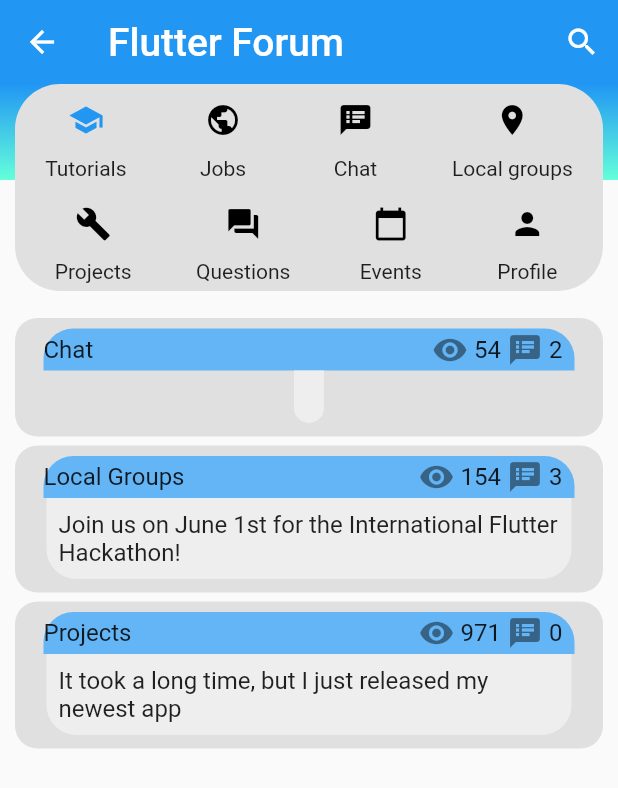
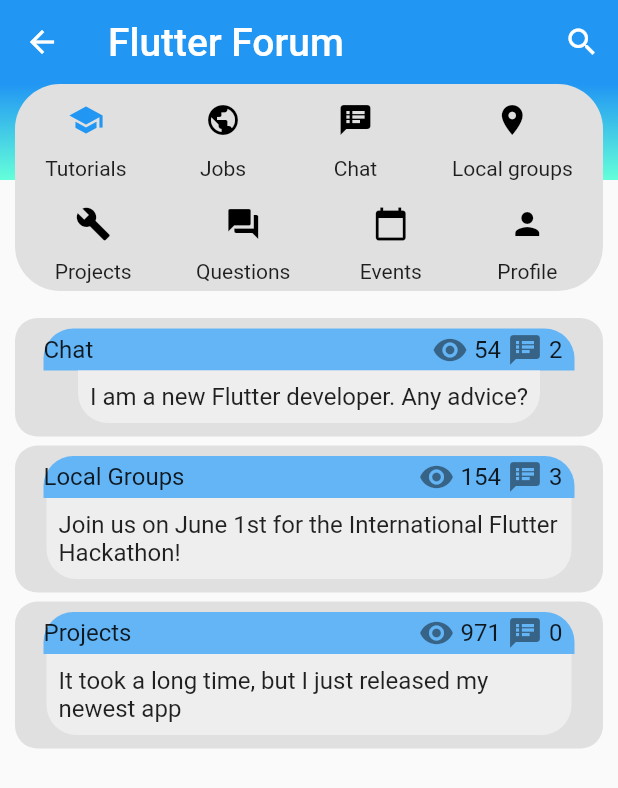
Before and after one commit to kar5326/flutter-forum-app, a Flutter app: the ForumPage screen opened by its route, on a phone screen of 412 x 824 dp. Shown: the top 788 px of the screen. Run offline on Flutter 3.47's test engine with Material 2 defaults, Android fonts, the phone set to English and light mode, and no system bars.

Commit message:
Added some text

```diff
--- a/lib/forum.dart
+++ b/lib/forum.dart
@@ -85,7 +85,7 @@ class _ForumPageState extends State<ForumPage> {
   );
 
   static final listItemsData = [
-    new ListEntry("Chat", "Welcome to Flutter!", " ", 54, 2, true),
+    new ListEntry("Chat", "Welcome to Flutter!", "I am a new Flutter developer. Any advice?", 54, 2, true),
     new ListEntry("Local Groups", "GDG Rochester", "Join us on June 1st for the International Flutter Hackathon!",  154, 3,false),
     new ListEntry("Projects", "My cool app", "It took a long time, but I just released my newest app", 971, 0, false),
   ];
```
